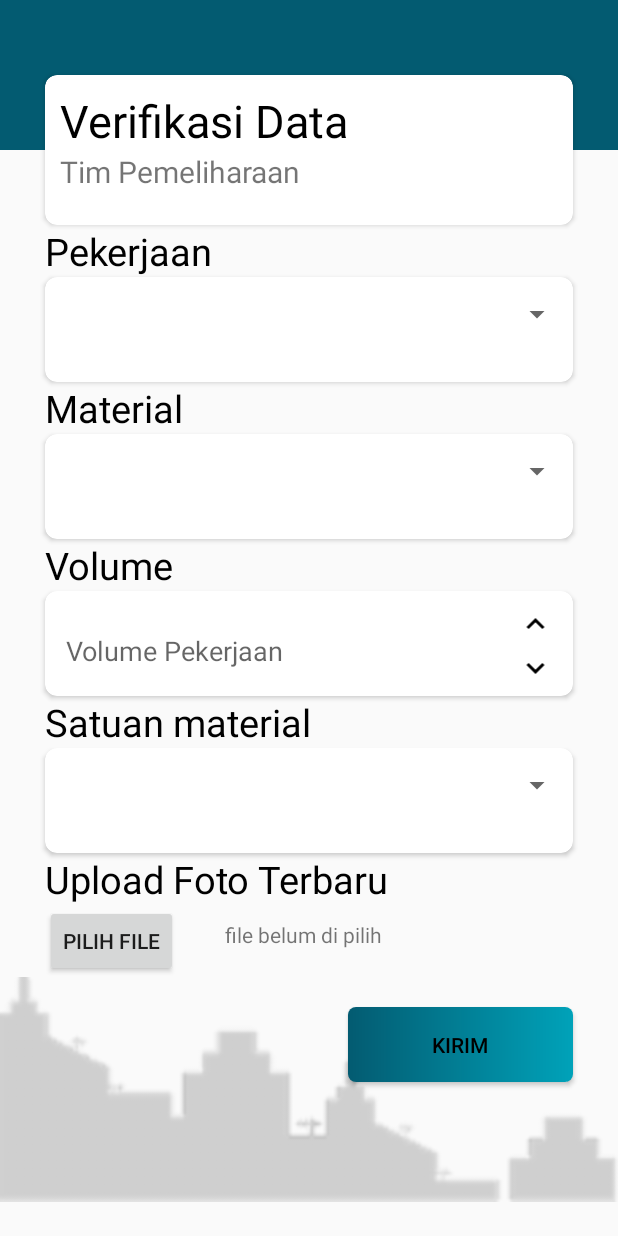
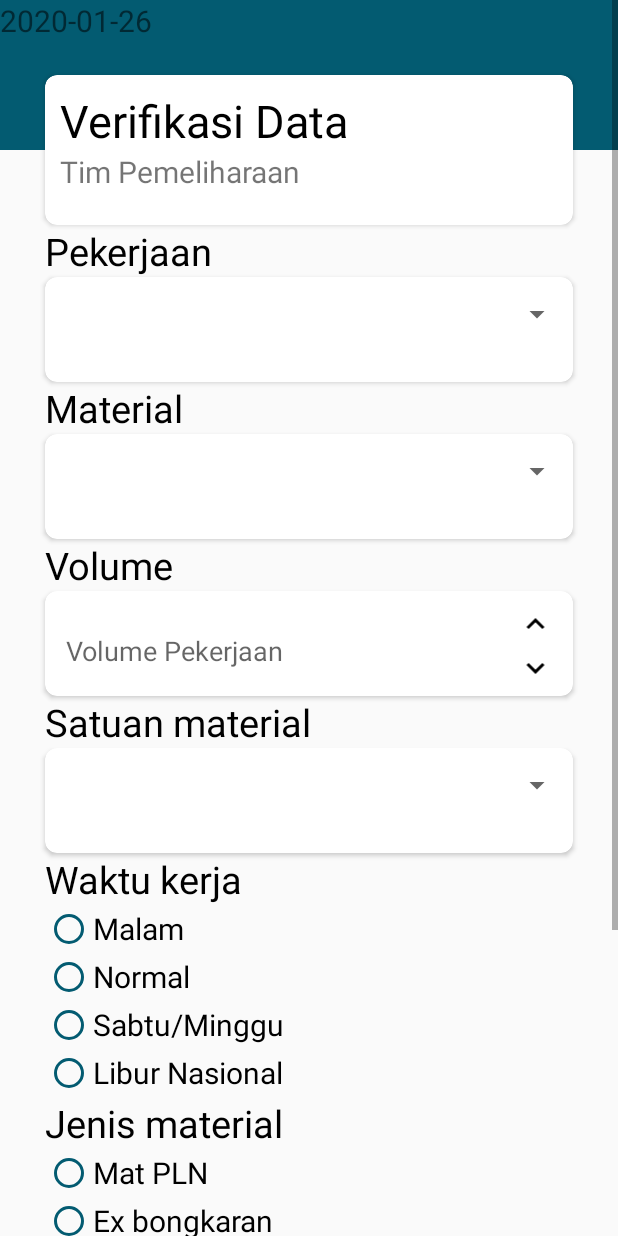
Before and after one commit to geetoor-maven/Road-Survey, an Android app: the edit_verifikasi_data_tim_pemelihara screen opened directly, with no data from a screen before it, on a phone screen of 412 x 824 dp. Run offline under Robolectric (Android 15) with nearby library versions, the phone set to English and light mode, and no system bars; our stand-ins replace AdMob, Volley; libraries missing offline, so code that uses them is left out: com.toptoche.searchablespinnerlibrary; plain views replace SearchableSpinner; network calls fail; 9 statements that could not run were skipped.

Commit message:
Update terbaru

```diff
--- a/app/src/main/java/com/shegi/surveyour/edit_verifikasi_data_tim_pemelihara.java
+++ b/app/src/main/java/com/shegi/surveyour/edit_verifikasi_data_tim_pemelihara.java
@@ -23,6 +23,8 @@ import android.widget.ArrayAdapter;
 import android.widget.Button;
 import android.widget.EditText;
 import android.widget.ImageView;
+import android.widget.RadioButton;
+import android.widget.RadioGroup;
 import android.widget.TextView;
 import android.widget.Toast;
 import com.android.volley.AuthFailureError;
@@ -42,17 +44,21 @@ import org.json.JSONException;
 import org.json.JSONObject;
 import java.io.ByteArrayOutputStream;
 import java.io.IOException;
+import java.text.SimpleDateFormat;
 import java.util.ArrayList;
+import java.util.Date;
 import java.util.HashMap;
 import java.util.List;
 import java.util.Map;
 
 
 public class edit_verifikasi_data_tim_pemelihara extends AppCompatActivity implements SearchableSpinner.OnItemSelectedListener {
-TextView text,textid,munculuraian,munculmaterial,munculsatuan;
+TextView text,textid,txt_waktukerjan,txt_jenismaterial, txt_tglselesai;
 ImageView muncul,atas,bawah;
 EditText volume;
 Button simpan,pilih_file;
+RadioGroup radioedit,radio_jenismaterial;
+RadioButton radiosiang,radiomalam,radiosabtu,radiolibur,radioButton,radioButtonjenis;
 SearchableSpinner spinneruraian,spinnermaterial,spinnersatuan;
     private AdView mAdView,mAdView1,mAdView2;
     public static List<String> lst= null;
@@ -109,7 +115,14 @@ public  edit_verifikasi_data_tim_pemelihara(){
         mAdView2.loadAd(adRequest2);
         spinnersatuan.setOnItemSelectedListener(this);
 
-
+        radioedit = findViewById(R.id.radiogrupedit);
+        radiosiang = findViewById(R.id.radiosiang);
+        radiomalam = findViewById(R.id.radiomalam);
+        radiosabtu = findViewById(R.id.radiosabtu);
+        radiolibur = findViewById(R.id.radiolibur);
+        radio_jenismaterial = findViewById(R.id.radio_jenismaterial);
+        txt_jenismaterial = findViewById(R.id.txt_jenismaterial);
+        txt_waktukerjan = findViewById(R.id.txt_waktukerja);
         volume = findViewById(R.id.jmlvolume);
         simpan = findViewById(R.id.btnsimpan);
         pilih_file = findViewById(R.id.pilihfilebutton);
@@ -118,9 +131,12 @@ public  edit_verifikasi_data_tim_pemelihara(){
         textid = findViewById(R.id.txtid);
         atas = findViewById(R.id.imgatas);
         bawah = findViewById(R.id.imgbawah);
-        munculuraian = findViewById(R.id.munculuraian);
-        munculmaterial = findViewById(R.id.munculmaterial);
-        munculsatuan = findViewById(R.id.munculsatuan);
+        txt_tglselesai = findViewById(R.id.txt_tglselesai);
+
+        SimpleDateFormat simpleDateFormat = new SimpleDateFormat("yyyy-MM-dd");
+        String tanggalsekarang = simpleDateFormat.format(new Date());
+        txt_tglselesai.setText(tanggalsekarang);
+
 
         textid.setText(getIntent().getStringExtra("id"));
 
@@ -162,6 +178,17 @@ public  edit_verifikasi_data_tim_pemelihara(){
             }
         }
 
+    }
+
+    public void onClick(View v){
+            int selectradio = radioedit.getCheckedRadioButtonId();
+            radioButton = findViewById(selectradio);
+            txt_waktukerjan.setText(radioButton.getText());
+    }
+    public void onClickJenis(View v){
+        int pilih = radio_jenismaterial.getCheckedRadioButtonId();
+        radioButtonjenis = findViewById(pilih);
+        txt_jenismaterial.setText(radioButtonjenis.getText());
     }
 
     @Override
@@ -319,7 +346,9 @@ public  edit_verifikasi_data_tim_pemelihara(){
         final String satuan_kerja = this.spinnersatuan.getSelectedItem().toString().trim();
         final String volumee = this.volume.getText().toString().trim();
         final String material = this.spinnermaterial.getSelectedItem().toString().trim();
-
+        final String waktu_kerja = this.txt_waktukerjan.getText().toString().trim();
+        final String jenis_material = this.txt_jenismaterial.getText().toString().trim();
+        final String tgl_Selsai = this.txt_tglselesai.getText().toString();
 
 
         StringRequest stringRequest = new StringRequest(Request.Method.POST, objek.editdata(), new Response.Listener<String>() {
@@ -380,6 +409,9 @@ public  edit_verifikasi_data_tim_pemelihara(){
                 params.put("satuan_material",satuan_kerja);
                 params.put("vol_kerja",volumee);
                 params.put("material",material);
+                params.put("waktu_kerja",waktu_kerja);
+                params.put("jenis_material",jenis_material);
+                params.put("tgl_selesai",tgl_Selsai);
                 params.put("foto_sesudah",imagee);
 
                 return params;
--- a/app/src/main/res/layout/activity_edit_verifikasi_data_tim_pemelihara.xml
+++ b/app/src/main/res/layout/activity_edit_verifikasi_data_tim_pemelihara.xml
@@ -1,16 +1,13 @@
-<ScrollView
+<ScrollView xmlns:app="http://schemas.android.com/apk/res-auto"
+    xmlns:tools="http://schemas.android.com/tools"
     android:layout_width="match_parent"
     android:layout_height="wrap_content"
     xmlns:android="http://schemas.android.com/apk/res/android">
 
     <RelativeLayout
         android:id="@+id/relativeumum"
-        xmlns:android="http://schemas.android.com/apk/res/android"
-        xmlns:tools="http://schemas.android.com/tools"
         android:layout_width="match_parent"
         android:layout_height="match_parent"
-        xmlns:app="http://schemas.android.com/apk/res-auto"
-        xmlns:ads="http://schemas.android.com/apk/res-auto"
         tools:context=".edit_verifikasi_data_tim_pemelihara">
         <LinearLayout
             android:layout_width="match_parent"
@@ -28,26 +25,28 @@
                 />
         </LinearLayout>
         <TextView
+            android:id="@+id/txt_tglselesai"
+            android:layout_width="match_parent"
+            android:layout_height="wrap_content"
+            android:textSize="20dp"/>
+        <TextView
+            android:visibility="gone"
+            android:id="@+id/txt_jenismaterial"
+            android:layout_width="match_parent"
+            android:layout_height="wrap_content"
+            android:textSize="20dp"/>
+        <TextView
+            android:visibility="gone"
+            android:id="@+id/txt_waktukerja"
+            android:layout_width="match_parent"
+            android:layout_height="wrap_content"
+            android:textSize="20dp"/>
+        <TextView
             android:layout_width="match_parent"
             android:layout_height="wrap_content"
             android:id="@+id/telahselesai"
             android:visibility="gone"
             android:text="1"/>
-        <TextView
-            android:layout_width="match_parent"
-            android:layout_height="wrap_content"
-            android:id="@+id/munculuraian"
-            android:visibility="gone"/>
-        <TextView
-            android:layout_width="match_parent"
-            android:layout_height="wrap_content"
-            android:id="@+id/munculmaterial"
-            android:visibility="gone"/>
-        <TextView
-            android:layout_width="match_parent"
-            android:layout_height="wrap_content"
-            android:id="@+id/munculsatuan"
-            android:visibility="gone"/>
         <TextView
             android:layout_width="match_parent"
             android:layout_height="wrap_content"
@@ -64,24 +63,24 @@
             android:id="@+id/adViewedit1"
             android:layout_width="wrap_content"
             android:layout_height="wrap_content"
-            ads:adSize="BANNER"
-            ads:adUnitId="ca-app-pub-3940256099942544/6300978111"
+            app:adSize="BANNER"
+            app:adUnitId="ca-app-pub-3940256099942544/6300978111"
             android:visibility="gone"
             />
         <com.google.android.gms.ads.AdView
             android:id="@+id/adViewedit2"
             android:layout_width="wrap_content"
             android:layout_height="wrap_content"
-            ads:adSize="BANNER"
-            ads:adUnitId="ca-app-pub-3940256099942544/6300978111"
+            app:adSize="BANNER"
+            app:adUnitId="ca-app-pub-3940256099942544/6300978111"
             android:visibility="gone"
             />
         <com.google.android.gms.ads.AdView
             android:id="@+id/adViewedit3"
             android:layout_width="wrap_content"
             android:layout_height="wrap_content"
-            ads:adSize="BANNER"
-            ads:adUnitId="ca-app-pub-3940256099942544/6300978111"
+            app:adSize="BANNER"
+            app:adUnitId="ca-app-pub-3940256099942544/6300978111"
             android:visibility="gone"
             />
         <androidx.cardview.widget.CardView
@@ -272,14 +271,129 @@
 
             </RelativeLayout>
         </androidx.cardview.widget.CardView>
+        <TextView
+            android:id="@+id/waktukerja"
+            android:layout_width="match_parent"
+            android:layout_height="wrap_content"
+            android:textSize="25dp"
+            android:layout_below="@id/card5"
+            android:text="Waktu kerja"
+            android:layout_marginLeft="30dp"
+            android:layout_marginRight="30dp"
+            android:textColor="#000"/>
+        //siangmalamsore
+        <LinearLayout
+            android:id="@+id/relativeradio"
+            android:layout_below="@id/waktukerja"
+            android:layout_width="match_parent"
+            android:layout_height="wrap_content">
+        <RadioGroup
+            android:id="@+id/radiogrupedit"
+            android:layout_width="match_parent"
+            android:layout_height="wrap_content"
+            >
+
+            <RadioButton
+                    android:id="@+id/radiomalam"
+                    android:layout_width="wrap_content"
+                    android:layout_height="wrap_content"
+                    android:layout_marginLeft="30dp"
+                    android:text="Malam"
+                    android:buttonTint="#035B71"
+                    android:textSize="20dp"
+                    android:onClick="onClick"
+                    android:layout_below="@id/radiosiang"/>
+
+            <RadioButton
+                android:id="@+id/radiosiang"
+                android:layout_width="wrap_content"
+                android:layout_height="wrap_content"
+                android:layout_marginLeft="30dp"
+                android:buttonTint="#035B71"
+                android:onClick="onClick"
+                android:text="Normal"
+                android:textSize="20dp" />
+
+            <RadioButton
+                android:id="@+id/radiosabtu"
+                android:layout_width="wrap_content"
+                android:layout_height="wrap_content"
+                android:layout_alignTop="@+id/radiogrupedit"
+                android:layout_marginLeft="30dp"
+                android:buttonTint="#035B71"
+                android:onClick="onClick"
+                android:text="Sabtu/Minggu"
+                android:textSize="20dp" />
+                <RadioButton
+                    android:layout_marginLeft="30dp"
+                    android:id="@+id/radiolibur"
+                    android:layout_width="wrap_content"
+                    android:layout_height="wrap_content"
+                    android:text="Libur Nasional"
+                    android:textSize="20dp"
+                    android:onClick="onClick"
+                    android:buttonTint="#035B71"
+                    android:layout_below="@id/radiosabtu"
+                    />
 
 
+        </RadioGroup>
+        </LinearLayout>
+        <TextView
+            android:id="@+id/tv_jenismaterial"
+            android:layout_width="match_parent"
+            android:layout_height="wrap_content"
+            android:textSize="25dp"
+            android:layout_below="@id/relativeradio"
+            android:text="Jenis material"
+            android:layout_marginLeft="30dp"
+            android:layout_marginRight="30dp"
+            android:textColor="#000"/>
+        <RadioGroup
+            android:id="@+id/radio_jenismaterial"
+            android:layout_width="match_parent"
+            android:layout_height="wrap_content"
+            android:layout_below="@id/tv_jenismaterial">
+            <RadioButton
+                android:layout_marginLeft="30dp"
+                android:layout_gravity="left"
+                android:id="@+id/radio_matpln"
+                android:layout_width="wrap_content"
+                android:layout_height="wrap_content"
+                android:text="Mat PLN"
+                android:textSize="20dp"
+                android:onClick="onClickJenis"
+                android:buttonTint="#035B71"
+                />
+            <RadioButton
+                android:layout_marginLeft="30dp"
+                android:layout_gravity="left"
+                android:id="@+id/radio_exbongkaran"
+                android:layout_width="wrap_content"
+                android:layout_height="wrap_content"
+                android:textSize="20dp"
+                android:text="Ex bongkaran"
+                android:onClick="onClickJenis"
+                android:buttonTint="#035B71"
+                />
+            <RadioButton
+                android:layout_marginLeft="30dp"
+                android:layout_gravity="left"
+                android:id="@+id/radio_matrekanan"
+                android:layout_width="wrap_content"
+                android:layout_height="wrap_content"
+                android:text="Mat rekanan"
+                android:textSize="20dp"
+                android:onClick="onClickJenis"
+                android:buttonTint="#035B71"
+                />
+        </RadioGroup>
         <TextView
             android:id="@+id/uploadfototerbaru"
             android:layout_width="match_parent"
             android:layout_height="wrap_content"
             android:textSize="25dp"
-            android:layout_below="@id/card5"
+            android:layout_below="@id/radio_jenismaterial"
             android:text="Upload Foto Terbaru"
             android:layout_marginLeft="30dp"
             android:layout_marginRight="30dp"
--- a/app/src/main/res/layout/activity_input_surveyor_teknis.xml
+++ b/app/src/main/res/layout/activity_input_surveyor_teknis.xml
@@ -329,7 +329,7 @@
             android:layout_height="wrap_content"
             android:textSize="25dp"
             android:layout_below="@id/card3"
-            android:text="Selection"
+            android:text="Section"
             android:layout_marginLeft="30dp"
             android:layout_marginRight="30dp"
             android:textColor="#000"/>
@@ -355,7 +355,7 @@
                 android:layout_width="wrap_content"
                 android:layout_height="match_parent"
                 android:layout_marginLeft="10dp"
-                android:hint="Jumlah Selection"
+                android:hint="Jumlah Section"
                 android:backgroundTint="#fff"
                 />
                 <ImageView
--- a/app/src/main/res/layout/activity_surveyorumum.xml
+++ b/app/src/main/res/layout/activity_surveyorumum.xml
@@ -69,13 +69,13 @@
         />
     <TextView
         android:id="@+id/txtlatitude"
-        android:text="latitude"
+        android:text=""
         android:layout_width="match_parent"
         android:layout_height="wrap_content"
         android:visibility="gone"/>
     <TextView
         android:id="@+id/txtlongtitude"
-        android:text="longitude"
+        android:text=""
         android:layout_width="match_parent"
         android:layout_height="wrap_content"
         android:layout_below="@id/txtlatitude"
```
Also changed, not shown: app/src/main/AndroidManifest.xml (+14 -11 lines), app/src/main/java/com/shegi/surveyour/Bgdatatersimpanteknis.java (added, +33 -0 lines), app/src/main/java/com/shegi/surveyour/input_surveyor_teknis.java (+30 -3 lines), app/src/main/java/com/shegi/surveyour/surveyorumum.java (+17 -1 lines), app/src/main/res/layout/activity_bgdatatersimpanteknis.xml (added, +18 -0 lines).
